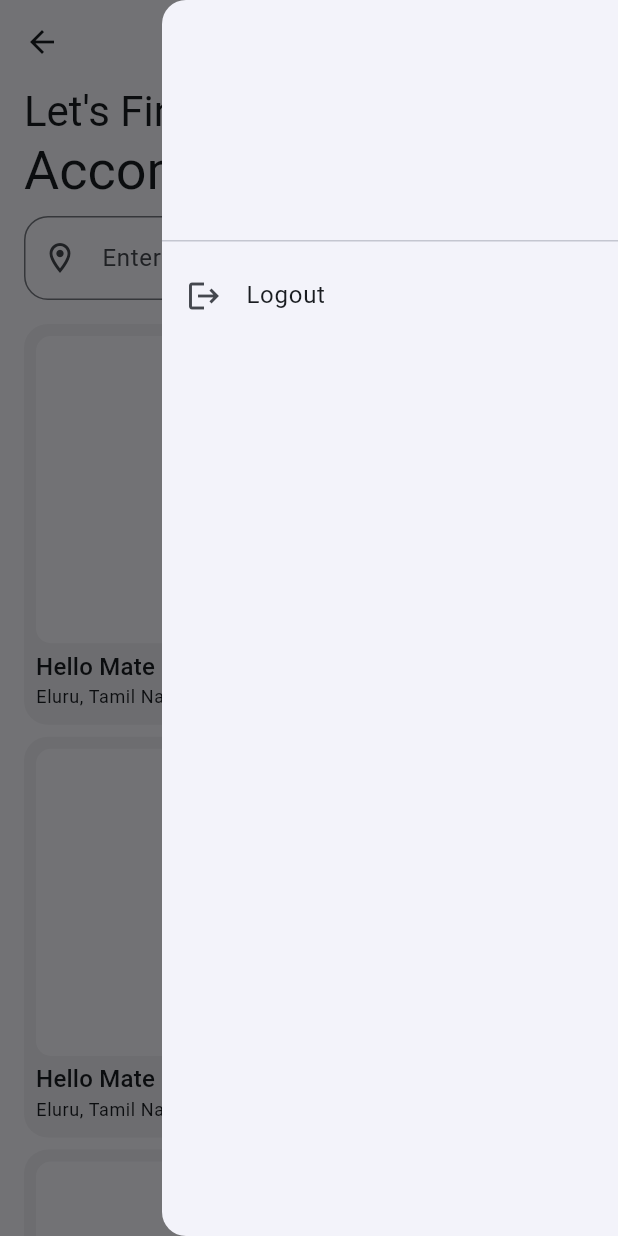
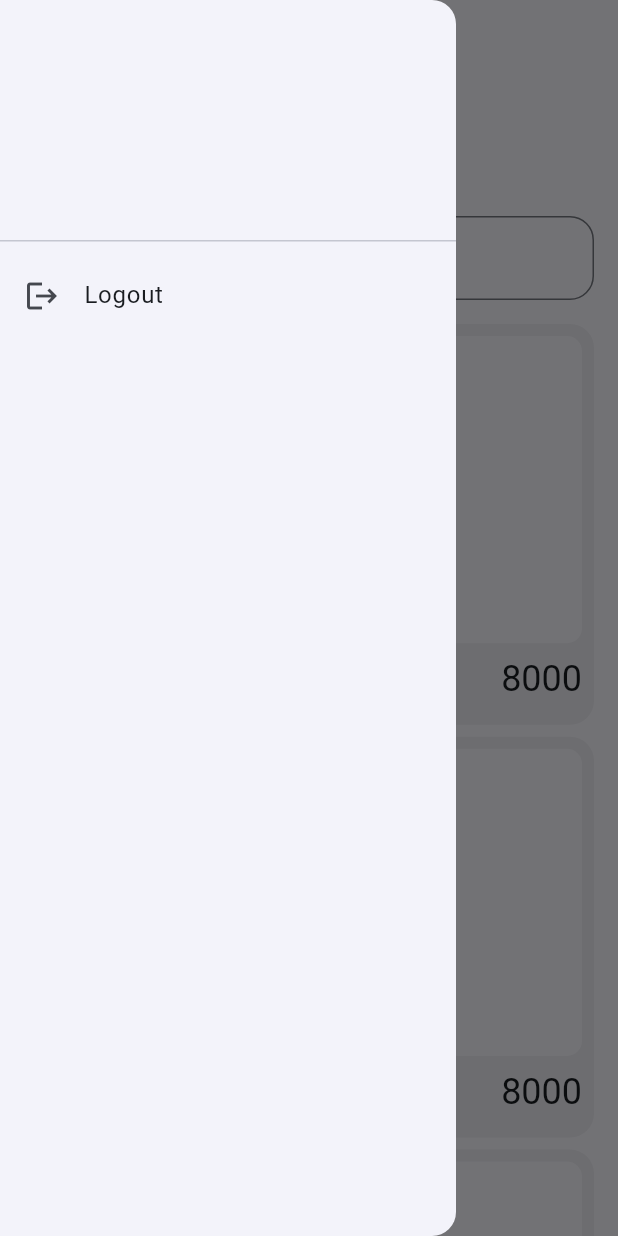
Before and after one commit to krishna-orchu/hellomate, a Flutter app: the HomePage screen opened directly, with the side drawer open, on a phone screen of 412 x 824 dp. Run offline on Flutter 3.47's test engine with Material 3 defaults, Android fonts, the phone set to English and light mode, and no system bars; our stand-ins replace camera, cloud_firestore, firebase_auth, firebase_core; accounts and stored records are empty.

Commit message:
some changes and upgrades

```diff
--- a/lib/presentation/screens/home/home_page.dart
+++ b/lib/presentation/screens/home/home_page.dart
@@ -45,7 +45,7 @@ class HomePage extends StatelessWidget {
           ),
         ),
       ),
-      endDrawer: Drawer(
+      drawer: Drawer(
         child: ListView(
           children: [
             DrawerHeader(
```
